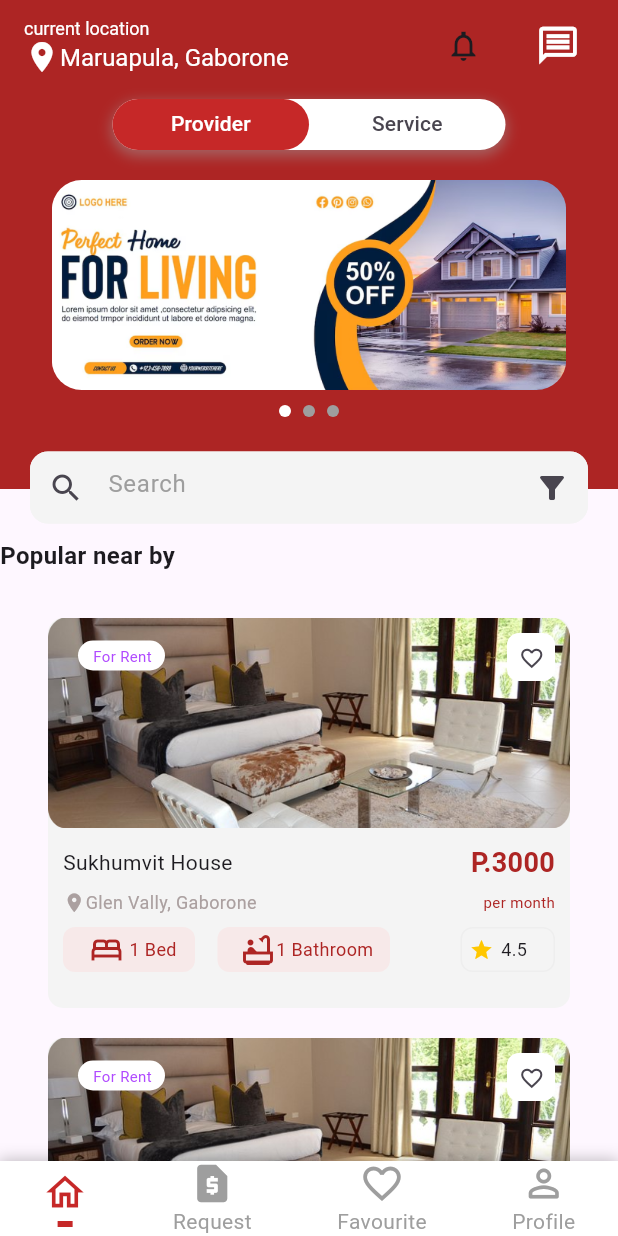
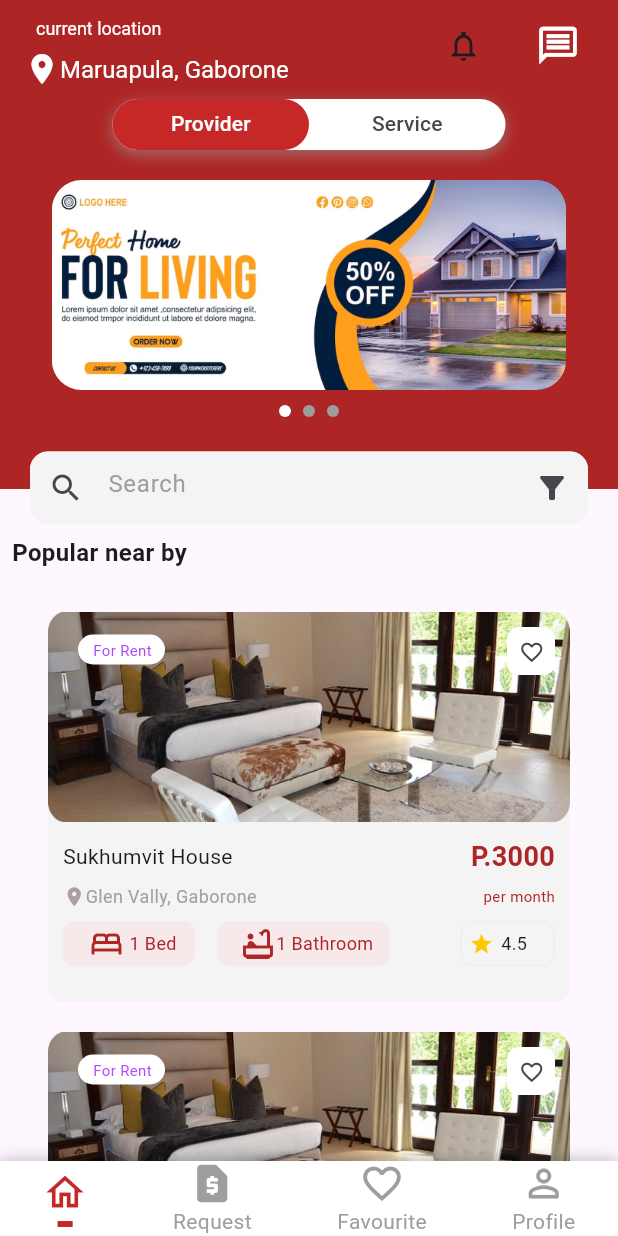
Before and after one commit to Dev-Salavudeen/BHC_app, a Flutter app: the DashboardView screen opened by its route, after a tap on the "favorite outline" icon, on a phone screen of 412 x 824 dp. Run offline on Flutter 3.47's test engine with Material 3 defaults, Android fonts, the light colour scheme and no system bars; drawn by our look-alikes of carousel_slider, smooth_page_indicator; our stand-ins replace flutter_rating_bar, flutter_toggle_tab, go_router, google_fonts.

Commit message:
alignment_changes

```diff
--- a/lib/router/router.dart
+++ b/lib/router/router.dart
@@ -1,4 +1,3 @@
-
 import 'package:bhc_app/views/authentication/sign_in_view.dart';
 import 'package:bhc_app/views/authentication/sign_up_view.dart';
 import 'package:bhc_app/views/dashboard_view.dart';
@@ -25,7 +24,7 @@ class AppRoutes {
     routes: [
       GoRoute(
         path: '/',
-        builder: (context, state) => SignUp(),
+        builder: (context, state) => DashboardView(),
       ),
       GoRoute(
         path: '/dashboard_view',
@@ -57,11 +56,11 @@ class AppRoutes {
       ),
       GoRoute(
         path: '/message_home_view', // Relative path
-        builder: (context, state) =>  MessageHomeView(),
+        builder: (context, state) => MessageHomeView(),
       ),
       GoRoute(
         path: '/message_view', // Relative path
-        builder: (context, state) =>  MessagePage(),
+        builder: (context, state) => MessagePage(),
       ),
       GoRoute(
         path: '/rent_filter_view', // Relative path
@@ -87,10 +86,10 @@ class AppRoutes {
         path: '/payment_success_view', // Relative path
         builder: (context, state) => PaymentDoneView(),
       ),
-      /*GoRoute(
+      GoRoute(
         path: '/profile_view', // Relative path
         builder: (context, state) => ProfileView(),
-      ),*/
+      ),
       GoRoute(
         path: '/transaction_view', // Relative path
         builder: (context, state) => TransactionPage(),
--- a/lib/themes/colors.dart
+++ b/lib/themes/colors.dart
@@ -50,6 +50,7 @@ class ThemeColor {
 
   static const teal = Color(0xFF00BFA5);
   static const indigo = Color(0xFF2962FF);
+  static const pendingButton = Color(0xFFEE9204);
 }
 
 // ColorScheme kLightColorSchema = ColorScheme.fromSwatch(
--- a/lib/views/authentication/sign_in_view.dart
+++ b/lib/views/authentication/sign_in_view.dart
@@ -151,14 +151,14 @@ class _SignInState extends State<SignIn> {
                                 height: 1,
                                 width: 100,
                                 color: Colors.grey,
-                                margin: EdgeInsets.symmetric(horizontal: 10),
+                                margin: EdgeInsets.symmetric(horizontal: 7),
                               ),
                               Text("Or Sign up with",style: TextStyle(color: Colors.grey),),
                               Container(
                                 height: 1,
                                 width: 100,
                                 color: Colors.grey,
-                                margin: EdgeInsets.symmetric(horizontal: 10),
+                                margin: EdgeInsets.symmetric(horizontal: 7),
                               ),],
                           ),
                           Padding(
--- a/lib/views/authentication/sign_up_view.dart
+++ b/lib/views/authentication/sign_up_view.dart
@@ -136,12 +136,13 @@ class _SignUpState extends State<SignUp> with TickerProviderStateMixin {
                       ),
                       child: Padding(
                         padding: const EdgeInsets.all(15.0),
+                        child: SingleChildScrollView(
                           child: Column(
                             crossAxisAlignment: CrossAxisAlignment.start,
                             children: [
-                            Padding(
+                              const Padding(
                                 padding:
-                                  const EdgeInsets.symmetric(vertical: 10.0),
+                                    EdgeInsets.symmetric(vertical: 10.0),
                                 child: Text(
                                   "Sign Up Details",
                                   style: TextStyle(
@@ -403,6 +404,7 @@ class _SignUpState extends State<SignUp> with TickerProviderStateMixin {
                             ],
                           ),
                         ),
+                      ),
                     )
                   ],
                 ),
--- a/lib/views/company_details_view.dart
+++ b/lib/views/company_details_view.dart
@@ -1,4 +1,3 @@
-import 'package:flutter/cupertino.dart';
 import 'package:flutter/material.dart';
 import 'package:go_router/go_router.dart';
 import '../widgets/custom_elevated_button.dart';
@@ -36,7 +35,6 @@ class _CompanyDetailsState extends State<CompanyDetails> {
               Padding(
                 padding: const EdgeInsets.symmetric(vertical: 10.0),
                 child: Container(
-                  height: 715,
                   decoration: BoxDecoration(
                     color: Colors.white,
                     borderRadius: BorderRadius.circular(10),
@@ -51,6 +49,7 @@ class _CompanyDetailsState extends State<CompanyDetails> {
                   ),
                   child: Padding(
                     padding: const EdgeInsets.all(15.0),
+                    child: SingleChildScrollView(
                       child: Column(
                         crossAxisAlignment: CrossAxisAlignment.start,
                         children: [
@@ -263,6 +262,7 @@ class _CompanyDetailsState extends State<CompanyDetails> {
                     ),
                   ),
                 ),
+              ),
             ],
           ),
         ),
--- a/lib/views/dashboard_view.dart
+++ b/lib/views/dashboard_view.dart
@@ -55,7 +55,7 @@ class _DashboardViewState extends State<DashboardView> {
           physics: const NeverScrollableScrollPhysics(),
           children: const [
             HomeView(),
-            RequestPage(),
+            MyRequestView(),
             FavouriteView(),
             ProfileView()
           ],
--- a/lib/views/favourite_view.dart
+++ b/lib/views/favourite_view.dart
@@ -150,7 +150,7 @@ class FavouriteView extends StatelessWidget {
                         borderRadius: BorderRadius.circular(10.0),
                       ),
                       child: const Padding(
-                        padding: EdgeInsets.all(10.0),
+                        padding: EdgeInsets.all(8.0),
                         child: Row(
                           children: [
                             Icon(
--- a/lib/views/home_details_view.dart
+++ b/lib/views/home_details_view.dart
@@ -179,7 +179,7 @@ class _HomeDetailsViewState extends State<HomeDetailsView> {
                               Icons.shower_outlined,
                               color: ThemeColor.apptheame,
                             ),
-                            SizedBox(width: 5.0),
+                            SizedBox(width: 3.0),
                             Text(
                               "1 Bathroom",
                               style: TextStyle(color: ThemeColor.apptheame),
@@ -464,7 +464,7 @@ class _HomeDetailsViewState extends State<HomeDetailsView> {
                         ),
                       ),
                       const Padding(
-                        padding: EdgeInsets.all(8.0),
+                        padding: EdgeInsets.all(3.0),
                         child: Text(
                           "Lorem Ipsum has been the industry's standard dummy text \never since the 1500s, when an unknown printer took a galley\n of type and scrambled it to make a type specimen book.,",
                           style: TextStyle(
--- a/lib/views/home_page_view.dart
+++ b/lib/views/home_page_view.dart
@@ -46,9 +46,12 @@ class _HomeViewState extends State<HomeView> {
                 Column(
                   crossAxisAlignment: CrossAxisAlignment.start,
                   children: [
-                    Text(
-                      "current location",
-                      style: TextStyle(color: Colors.white, fontSize: 12),
+                    Padding(
+                      padding: const EdgeInsets.all(8.0),
+                      child: Text(
+                        "current location",
+                        style: TextStyle(color: Colors.white, fontSize: 12),
+                      ),
                     ),
                     Row(
                       children: [
@@ -96,6 +99,7 @@ class _HomeViewState extends State<HomeView> {
           ),
         ),
         body: CustomScrollView(
+
           slivers: [
             SliverToBoxAdapter(
               child: Column(
@@ -122,6 +126,7 @@ class _HomeViewState extends State<HomeView> {
                                     offset: Offset(0, 3),
                                   ),
                                 ],
+
                                 color: Colors.white,
                               ),
                               child: TabBar(
@@ -246,7 +251,7 @@ class _HomeViewState extends State<HomeView> {
             ),
             SliverToBoxAdapter(
               child: Padding(
-                padding: const EdgeInsets.only(top: 10, bottom: 10),
+                padding: const EdgeInsets.all(8.0),
                 child: Text(
 
                   'Popular near by',
--- a/lib/views/individual_details_view.dart
+++ b/lib/views/individual_details_view.dart
@@ -39,7 +39,6 @@ class _IndividualDetailsState extends State<IndividualDetails> {
               Padding(
                 padding: const EdgeInsets.symmetric(vertical: 10.0),
                 child: Container(
-                  height: 1130,
                   decoration: BoxDecoration(
                     color: Colors.white,
                     borderRadius: BorderRadius.circular(10),
@@ -54,6 +53,7 @@ class _IndividualDetailsState extends State<IndividualDetails> {
                   ),
                   child: Padding(
                     padding: const EdgeInsets.all(15.0),
+                    child: SingleChildScrollView(
                       child: Column(
                         crossAxisAlignment: CrossAxisAlignment.start,
                         children: [
@@ -441,6 +441,7 @@ class _IndividualDetailsState extends State<IndividualDetails> {
                     ),
                   ),
                 ),
+              ),
             ],
           ),
         ),
--- a/lib/views/profile_view.dart
+++ b/lib/views/profile_view.dart
@@ -83,7 +83,6 @@ class _ProfileViewState extends State<ProfileView> {
               leadingIcon: Icons.wallet_rounded,
               onpressed: () {
                 context.go('/transaction_view');
-
               },
             ),
             buildListTileWithBorder(
@@ -135,7 +134,8 @@ class _ProfileViewState extends State<ProfileView> {
         leading: Icon(
           leadingIcon,
           color: ThemeColor.profiletile,
-        ),onTap: onpressed,
+        ),
+        onTap: onpressed,
       ),
     );
   }
--- a/lib/views/request_view.dart
+++ b/lib/views/request_view.dart
@@ -1,15 +1,16 @@
+import 'package:bhc_app/themes/colors.dart';
 import 'package:flutter/material.dart';
 import '../widgets/request_list.dart';
 import '../widgets/request_list_two.dart';
 
-class RequestPage extends StatefulWidget {
-  const RequestPage({super.key});
+class MyRequestView extends StatefulWidget {
+  const MyRequestView({super.key});
 
   @override
-  State<RequestPage> createState() => _RequestPageState();
+  State<MyRequestView> createState() => _MyRequestViewState();
 }
 
-class _RequestPageState extends State<RequestPage> {
+class _MyRequestViewState extends State<MyRequestView> {
   List<String> allStatuses = [
     'All',
     'Pending',
@@ -30,9 +31,9 @@ class _RequestPageState extends State<RequestPage> {
   ];
 
   List<String> images = [
-    '/pending.png',
-    '/approved.png',
-    '/rejected.png',
+    'assets/myRequest.png',
+    'assets/myRequest.png',
+    'assets/myRequest.png',
   ];
 
   String filterStatus = 'All';
@@ -64,15 +65,15 @@ class _RequestPageState extends State<RequestPage> {
 
     return Scaffold(
       appBar: AppBar(
-        backgroundColor: Colors.red.shade900,
+        backgroundColor: ThemeColor.apptheame,
         leading: IconButton(
           onPressed: () {},
-          icon: Icon(
+          icon: const Icon(
             Icons.arrow_back_ios,
             color: Colors.white,
           ),
         ),
-        title: Text(
+        title: const Text(
           'My Requests',
           style: TextStyle(
             color: Colors.white,
@@ -80,17 +81,16 @@ class _RequestPageState extends State<RequestPage> {
           ),
         ),
       ),
-      body: Stack(children: [
-        SingleChildScrollView(
+      body: SingleChildScrollView(
         child: Padding(
-            padding: EdgeInsets.only(left: 15, top: 7),
+          padding: const EdgeInsets.only(left: 15, top: 7),
           child: Column(
             children: [
-                Container(
+              SizedBox(
                 height: 41,
                 width: swidth,
                 child: Padding(
-                    padding: EdgeInsets.only(top: 10),
+                  padding: const EdgeInsets.only(top: 10),
                   child: ListView.builder(
                     shrinkWrap: true,
                     itemCount: allStatuses.length,
@@ -103,7 +103,8 @@ class _RequestPageState extends State<RequestPage> {
                           _setFilterStatus(allStatuses[index]);
                         },
                       );
-                        }),
+                    },
+                  ),
                 ),
               ),
               ListView.builder(
@@ -119,12 +120,12 @@ class _RequestPageState extends State<RequestPage> {
                     imagepath: images[filteredIndex],
                     Text1: locations[filteredIndex],
                   );
-                    }),
+                },
+              ),
             ],
           ),
         ),
       ),
-      ]),
     );
   }
 }
--- a/lib/widgets/custom_transaction_page.dart
+++ b/lib/widgets/custom_transaction_page.dart
@@ -56,7 +56,7 @@ class _CustomTransactionContainerState extends State<CustomTransactionContainer>
         child: Column(
           children: [
             Padding(
-              padding: const EdgeInsets.symmetric(horizontal: 20,vertical: 20),
+              padding: const EdgeInsets.symmetric(horizontal: 20,vertical: 10),
               child: Row(
                 mainAxisAlignment: MainAxisAlignment.spaceBetween,
                 children: [
--- a/lib/widgets/message_home_list.dart
+++ b/lib/widgets/message_home_list.dart
@@ -40,7 +40,7 @@ class _MessageListViewState extends State<MessageListView> {
         child: Row(
           children: [
             Padding(
-              padding: const EdgeInsets.symmetric(horizontal: 15.0),
+              padding: const EdgeInsets.symmetric(horizontal: 10.0),
               child: Container(
                 height: 60,
                 width: 60,
--- a/lib/widgets/request_button.dart
+++ b/lib/widgets/request_button.dart
@@ -1,3 +1,4 @@
+import 'package:bhc_app/themes/colors.dart';
 import 'package:flutter/material.dart';
 
 class ElevatedButtonOne extends StatefulWidget {
@@ -14,16 +15,17 @@ class _ElevatedButtonOneState extends State<ElevatedButtonOne> {
   @override
   Widget build(BuildContext context) {
     return Padding(
-      padding:  EdgeInsets.only(top: 20),
+      padding: const EdgeInsets.only(top: 10),
       child: Row(
         children: [
           Container(
-            height: 35,
-            width: 100,
+            height: 30,
+            width: 92,
             decoration: BoxDecoration(
-              color: isPendingSelected ? Colors.orange : Colors.white,
+              color:
+              isPendingSelected ? ThemeColor.pendingButton : Colors.white,
               borderRadius: BorderRadius.circular(10),
-              border: Border.all(color: Colors.grey.shade300),
+              border: Border.all(color: ThemeColor.pendingButton),
             ),
             child: ElevatedButton(
               style: ElevatedButton.styleFrom(
@@ -48,14 +50,17 @@ class _ElevatedButtonOneState extends State<ElevatedButtonOne> {
               ),
             ),
           ),
-          SizedBox(width: 10), // Add some space between the buttons
+          const SizedBox(width: 10),
           Container(
-            height: 35,
-            width: 100,
+            height: 30,
+            width: 92,
             decoration: BoxDecoration(
-              color: isCancelSelected ? Colors.orange : Colors.white,
+              color: isCancelSelected ? ThemeColor.apptheame : Colors.white,
               borderRadius: BorderRadius.circular(10),
-              border: Border.all(color: Colors.grey.shade300),
+              border: Border.all(
+                  color: isPendingSelected
+                      ? ThemeColor.apptheame
+                      : ThemeColor.apptheame),
             ),
             child: ElevatedButton(
               style: ElevatedButton.styleFrom(
@@ -75,7 +80,7 @@ class _ElevatedButtonOneState extends State<ElevatedButtonOne> {
               child: Text(
                 "Cancel",
                 style: TextStyle(
-                  color: isCancelSelected ? Colors.white : Colors.black,
+                  color: isCancelSelected ? Colors.white : ThemeColor.apptheame,
                 ),
               ),
             ),
--- a/lib/widgets/request_list.dart
+++ b/lib/widgets/request_list.dart
@@ -28,8 +28,9 @@ class _FirstListState extends State<FirstList> {
           decoration: BoxDecoration(
               borderRadius: BorderRadius.circular(10),
               color: widget.isSelected ? Colors.red.shade900 : Colors.white,
-              border: Border.all(color: Colors.grey.shade300,)
-          ),
+              border: Border.all(
+                color: Colors.grey.shade300,
+              )),
           child: Center(
               child: Text(
                 widget.Text,
--- a/lib/widgets/request_list_two.dart
+++ b/lib/widgets/request_list_two.dart
@@ -6,13 +6,14 @@ class SecondList extends StatefulWidget {
   final String Text1;
   final IconData icon;
   final String imagepath;
-  const SecondList(
-      {super.key,
-        required this.Text,
-        required this.Text1,
-        required this.icon,
-        required this.imagepath,
-        required String text, });
+  const SecondList({
+    super.key,
+    required this.Text,
+    required this.Text1,
+    required this.icon,
+    required this.imagepath,
+    required String text,
+  });
 
   @override
   State<SecondList> createState() => _SecondListState();
@@ -24,8 +25,8 @@ class _SecondListState extends State<SecondList> {
     return Padding(
       padding: const EdgeInsets.only(top: 20, right: 20),
       child: Container(
-        height: 160,
-        width: 370,
+        height: 135,
+        width: double.infinity,
         decoration: BoxDecoration(
             borderRadius: BorderRadius.circular(20),
             color: Colors.white,
@@ -34,7 +35,7 @@ class _SecondListState extends State<SecondList> {
                 color: Colors.grey.withOpacity(0.5),
                 blurRadius: 8,
                 spreadRadius: 3,
-                offset: Offset(0, 2),
+                offset: const Offset(0, 2),
               ),
             ]),
         child: Row(
@@ -42,8 +43,8 @@ class _SecondListState extends State<SecondList> {
             Padding(
               padding: EdgeInsets.only(left: 15),
               child: Container(
-                height: 120,
-                width: 120,
+                height: 100,
+                width: 100,
                 decoration: BoxDecoration(
                     borderRadius: BorderRadius.circular(20),
                     color: Colors.blueAccent,
@@ -53,20 +54,20 @@ class _SecondListState extends State<SecondList> {
               ),
             ),
             Padding(
-              padding: EdgeInsets.only(left: 20, top: 30),
+              padding: const EdgeInsets.only(left: 20, top: 30),
               child: Column(
                 crossAxisAlignment: CrossAxisAlignment.start,
                 children: [
                   Text(
                     widget.Text,
-                    style: TextStyle(
+                    style: const TextStyle(
                       color: Colors.black87,
-                      fontWeight: FontWeight.w700,
-                      fontSize: 18,
+                      fontWeight: FontWeight.w500,
+                      fontSize: 16,
                     ),
                   ),
                   Padding(
-                    padding: EdgeInsets.only(top: 5),
+                    padding: const EdgeInsets.only(top: 2),
                     child: Row(
                       children: [
                         Icon(
@@ -75,12 +76,15 @@ class _SecondListState extends State<SecondList> {
                         ),
                         Text(
                           widget.Text1,
-                          style: TextStyle(fontSize: 14, color: Colors.grey),
+                          style: const TextStyle(
+                              fontSize: 12,
+                              fontWeight: FontWeight.w400,
+                              color: Colors.grey),
                         )
                       ],
                     ),
                   ),
-                  ElevatedButtonOne(),
+                  const ElevatedButtonOne(),
                 ],
               ),
             ),
```
Also changed, not shown: lib/model/user_data.dart (line endings or trailing spaces). Lines whose indentation alone changed are shown as unchanged.
